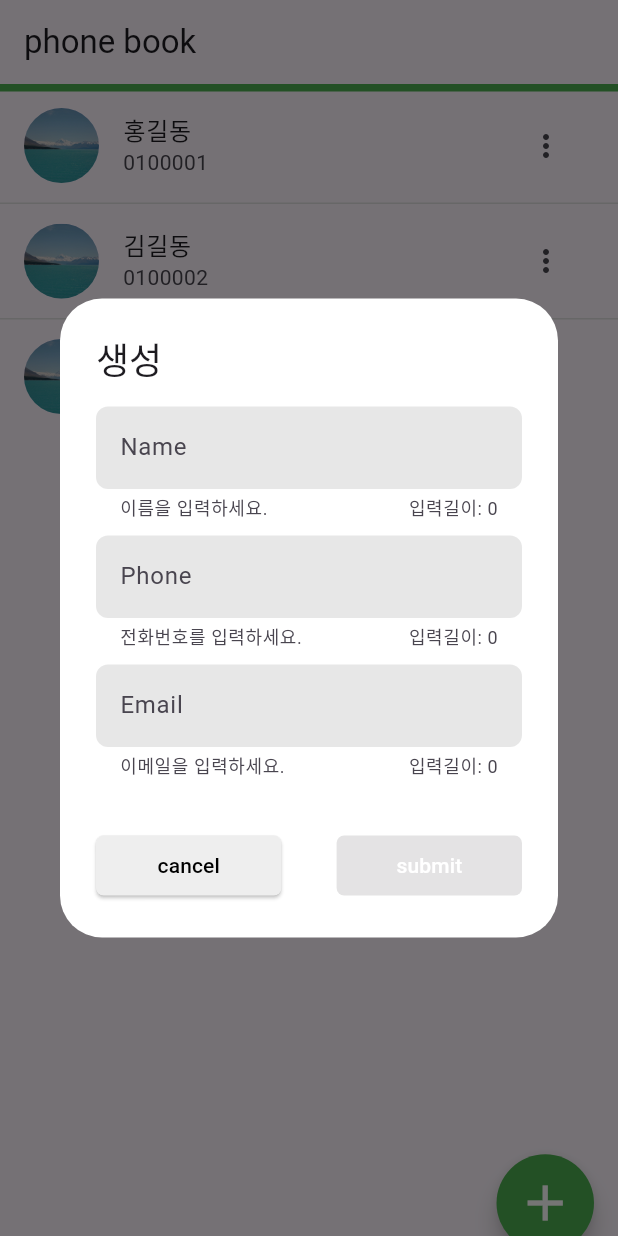
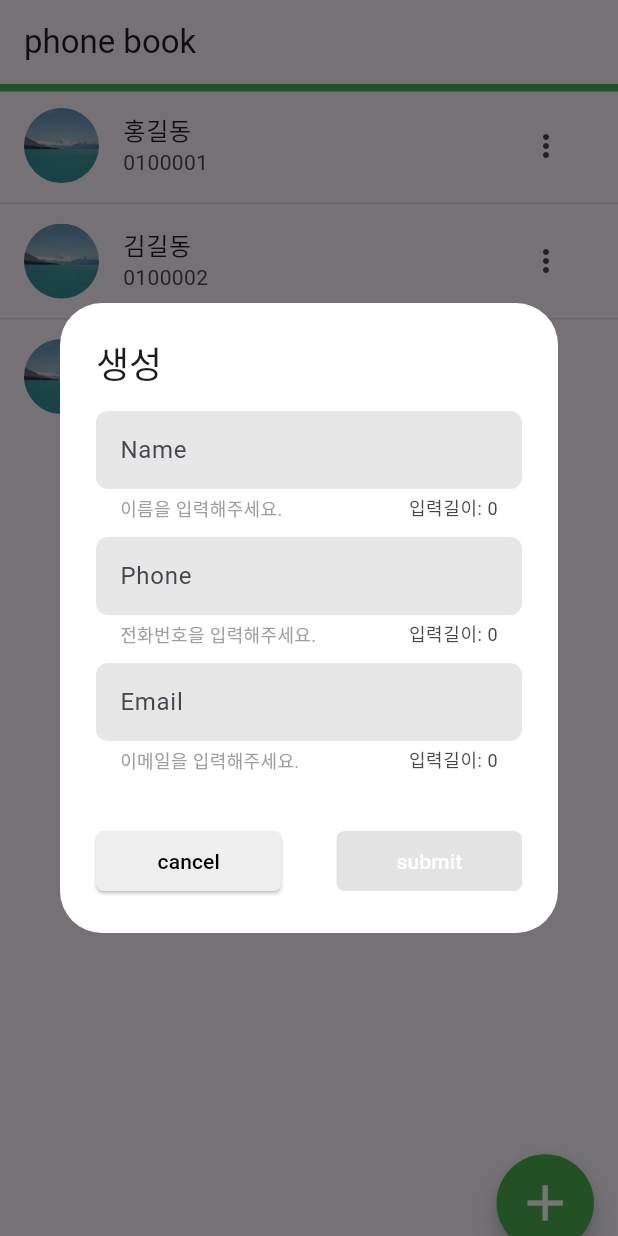
Before and after one commit to Idooru/phone_book, a Flutter app: the screen it shows after launch, after a tap on the "add" icon, on a phone screen of 412 x 824 dp. Run offline on Flutter 3.47's test engine with Material 3 defaults, Android fonts, the phone set to English and light mode, and no system bars.

Commit message:
커스텀 입력 위젯 생성

```diff
--- /dev/null
+++ b/lib/core/widgets/custom_text_field.dart
@@ -0,0 +1,72 @@
+import 'package:flutter/material.dart';
+import 'package:phone_book/domain/entities/validator.dart';
+
+class CustomTextField extends StatefulWidget {
+  final String label;
+  final String domain;
+  final TextEditingController controller;
+  final Validator validator;
+
+  const CustomTextField({
+    super.key,
+    required this.label,
+    required this.domain,
+    required this.controller,
+    required this.validator,
+  });
+
+  @override
+  State<CustomTextField> createState() => _CustomTextFieldState();
+}
+
+class _CustomTextFieldState extends State<CustomTextField> {
+  final FocusNode focusNode = FocusNode();
+  late Color backgroundColor = Theme.of(context).inputDecorationTheme.fillColor!;
+
+  String helperText = "";
+  bool isInputted = false;
+
+  @override
+  void initState() {
+    super.initState();
+    helperText = "${widget.domain}을 입력해주세요.";
+    focusNode.addListener(() {
+      if (focusNode.hasFocus) {
+        helperText = "${widget.domain}을 입력해주세요.";
+        isInputted = false;
+      } else {
+        helperText = "${widget.domain}을 입력하였습니다.";
+        isInputted = true;
+      }
+    });
+  }
+
+  @override
+  void dispose() {
+    widget.controller.dispose();
+    focusNode.dispose();
+    super.dispose();
+  }
+
+  @override
+  Widget build(BuildContext context) {
+    return TextField(
+      style: TextStyle(fontSize: 13.0),
+      focusNode: focusNode,
+      controller: widget.controller,
+      decoration: InputDecoration(
+        label: Text(widget.label),
+        floatingLabelBehavior: FloatingLabelBehavior.never,
+        helper: Text(
+          helperText,
+          style: TextStyle(
+            color: isInputted ? Colors.green : Colors.grey,
+            fontSize: 12,
+          ),
+        ),
+        counterText: "입력길이: ${widget.controller.text.length}",
+        errorText: widget.validator.isInvalid ? widget.validator.error : null,
+      ),
+    );
+  }
+}
--- a/lib/presentation/widgets/add_phone_book.dart
+++ b/lib/presentation/widgets/add_phone_book.dart
@@ -2,6 +2,7 @@ import 'package:flutter/material.dart';
 import 'package:phone_book/core/validators/email_validator.dart';
 import 'package:phone_book/core/validators/name_validator.dart';
 import 'package:phone_book/core/validators/phone_validator.dart';
+import 'package:phone_book/core/widgets/custom_text_field.dart';
 import 'package:phone_book/domain/entities/user.dart';
 import 'package:phone_book/domain/entities/validator.dart';
 import 'package:phone_book/presentation/state/phonebook_provider.dart';
@@ -90,40 +91,25 @@ class AddPhoneBookDialogState extends State<AddPhoneBookDialog> {
               child: Column(
                 mainAxisSize: MainAxisSize.min,
                 children: [
-                  TextField(
-                    style: TextStyle(fontSize: 15.0),
+                  CustomTextField(
+                    label: "Name",
+                    domain: "이름",
                     controller: nameController,
-                    decoration: InputDecoration(
-                      label: Text("Name"),
-                      border: OutlineInputBorder(),
-                      helperText: "이름을 입력하세요.",
-                      counterText: "입력길이: ${nameController.text.length}",
-                      errorText: nameValidator.isInvalid ? nameValidator.error : null,
-                    ),
+                    validator: nameValidator,
                   ),
                   SizedBox(height: 10),
-                  TextField(
-                    style: TextStyle(fontSize: 15.0),
+                  CustomTextField(
+                    label: "Phone",
+                    domain: "전화번호",
                     controller: phoneController,
-                    decoration: InputDecoration(
-                      label: Text("Phone"),
-                      border: OutlineInputBorder(),
-                      helperText: "전화번호를 입력하세요.",
-                      counterText: "입력길이: ${phoneController.text.length}",
-                      errorText: phoneValidator.isInvalid ? phoneValidator.error : null,
-                    ),
+                    validator: phoneValidator,
                   ),
                   SizedBox(height: 10),
-                  TextField(
-                    style: TextStyle(fontSize: 15.0),
+                  CustomTextField(
+                    label: "Email",
+                    domain: "이메일",
                     controller: emailController,
-                    decoration: InputDecoration(
-                      label: Text("Email"),
-                      border: OutlineInputBorder(),
-                      helperText: "이메일을 입력하세요.",
-                      counterText: "입력길이: ${emailController.text.length}",
-                      errorText: emailValidator.isInvalid ? emailValidator.error : null,
-                    ),
+                    validator: emailValidator,
                   ),
                   SizedBox(height: 10),
                 ],
```
Also changed, not shown: lib/presentation/widgets/edit_phone_book.dart (+13 -27 lines).
